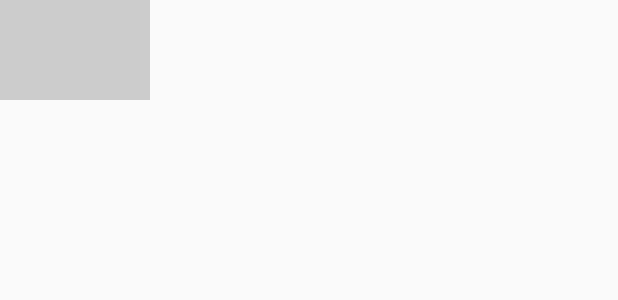
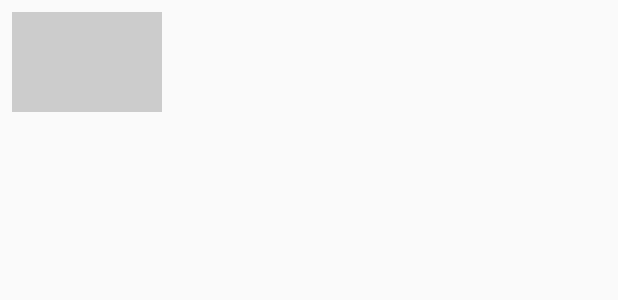
Before and after one commit to oliviadodge/xyz-reader, an Android app: the layout list_item_article.xml on its own in the app's theme, with its tools: preview values and no code run, on a phone screen of 412 x 824 dp. Shown: the top 300 px of the screen. Run offline under Robolectric (Android 15) with nearby library versions, the phone set to English and light mode, and no system bars.

Commit message:
add dividers to RecyclerView and revise various dimensions and the colors of a few views

```diff
--- a/xyzreader/XYZReader/src/main/java/com/example/xyzreader/ui/ArticleDetailFragment.java
+++ b/xyzreader/XYZReader/src/main/java/com/example/xyzreader/ui/ArticleDetailFragment.java
@@ -181,7 +181,7 @@ public class ArticleDetailFragment extends Fragment implements
         TextView bylineView = (TextView) mRootView.findViewById(R.id.article_byline);
         bylineView.setMovementMethod(new LinkMovementMethod());
         TextView bodyView = (TextView) mRootView.findViewById(R.id.article_body);
-        bodyView.setTypeface(Typeface.createFromAsset(getResources().getAssets(), "Rosario-Regular.ttf"));
+//        bodyView.setTypeface(Typeface.createFromAsset(getResources().getAssets(), "Rosario-Regular.ttf"));
 
         if (mCursor != null) {
             mRootView.setAlpha(0);
--- a/xyzreader/XYZReader/src/main/res/layout/fragment_article_detail.xml
+++ b/xyzreader/XYZReader/src/main/res/layout/fragment_article_detail.xml
@@ -64,7 +64,6 @@
                         android:layout_width="match_parent"
                         android:layout_height="wrap_content"
                         android:paddingBottom="@dimen/detail_metabar_title_bottom_padding"
-                        android:fontFamily="sans-serif-condensed"
                         android:textColor="#fff"
                         android:textStyle="bold"
                         android:textSize="@dimen/detail_title_text_size"
@@ -87,7 +86,7 @@
                     android:layout_marginRight="@dimen/detail_inner_horiz_margin"
                     android:paddingBottom="@dimen/detail_body_bottom_margin"
                     android:textColor="@color/grey_900"
-                    android:textColorLink="@color/yellow_a400"
+                    android:textColorLink="@color/grey_700"
                     android:textSize="@dimen/detail_body_text_size"
                     android:lineSpacingMultiplier="@fraction/detail_body_line_spacing_multiplier"
                     tools:text="Testing 123456 Testing 123456"/>
--- a/xyzreader/XYZReader/src/main/res/layout/list_item_article.xml
+++ b/xyzreader/XYZReader/src/main/res/layout/list_item_article.xml
@@ -17,6 +17,9 @@
             android:id="@+id/thumbnail"
             android:layout_width="100dp"
             android:layout_height="100dp"
+            android:layout_marginTop="@dimen/image_padding_top"
+            android:layout_marginStart="@dimen/image_padding_side"
+            android:layout_marginEnd="@dimen/image_padding_side"
             android:background="@color/photo_placeholder" />
 
         <TextView
--- a/xyzreader/XYZReader/src/main/res/values/dimens.xml
+++ b/xyzreader/XYZReader/src/main/res/values/dimens.xml
@@ -14,7 +14,10 @@
     <dimen name="fab_press_translation_z">12dp</dimen>
     <dimen name="fab_margin">16dp</dimen>
 
-    <dimen name="text_padding_side">16dp</dimen>
+    <dimen name="text_padding_side">8dp</dimen>
     <dimen name="text_padding_top_bottom">4dp</dimen>
 
+    <dimen name="image_padding_side">8dp</dimen>
+    <dimen name="image_padding_top">8dp</dimen>
+
 </resources>
--- a/xyzreader/XYZReader/src/main/res/values/macro_layout.xml
+++ b/xyzreader/XYZReader/src/main/res/values/macro_layout.xml
@@ -1,6 +1,6 @@
 <resources>
     <!-- list -->
-    <dimen name="list_side_margin">4dp</dimen>
+    <dimen name="list_side_margin">8dp</dimen>
     <dimen name="list_toolbar_side_margin">0dp</dimen>
     <integer name="list_column_count">2</integer>
 
--- a/xyzreader/XYZReader/src/main/res/values/styles.xml
+++ b/xyzreader/XYZReader/src/main/res/values/styles.xml
@@ -20,7 +20,7 @@
     <style name="Theme.Bacon" parent="@style/Theme.AppCompat.Light.NoActionBar">
         <item name="colorPrimary">@color/grey_500</item>
         <item name="colorPrimaryDark">@color/grey_700</item>
-        <item name="colorAccent">@color/yellow_a200</item>
+        <item name="colorAccent">@color/yellow_a400</item>
     </style>
 
     <style name="Theme.Bacon.Detail">
```
Also changed, not shown: xyzreader/XYZReader/src/main/java/com/example/xyzreader/ui/DividerItemDecoration.java (+8 -2 lines), xyzreader/XYZReader/src/main/res/layout/activity_article_list.xml (+5 -7 lines), 33 other files.
